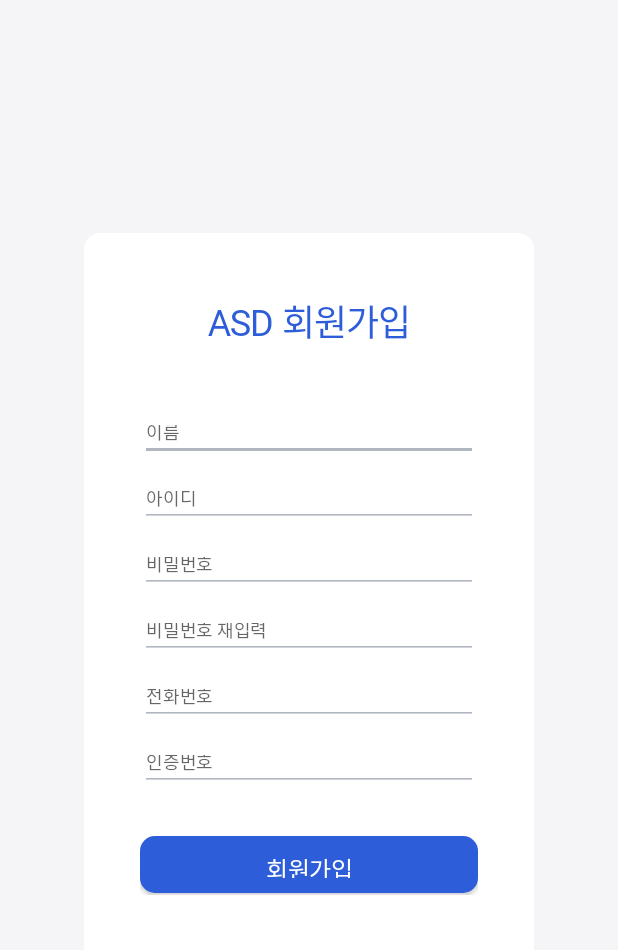
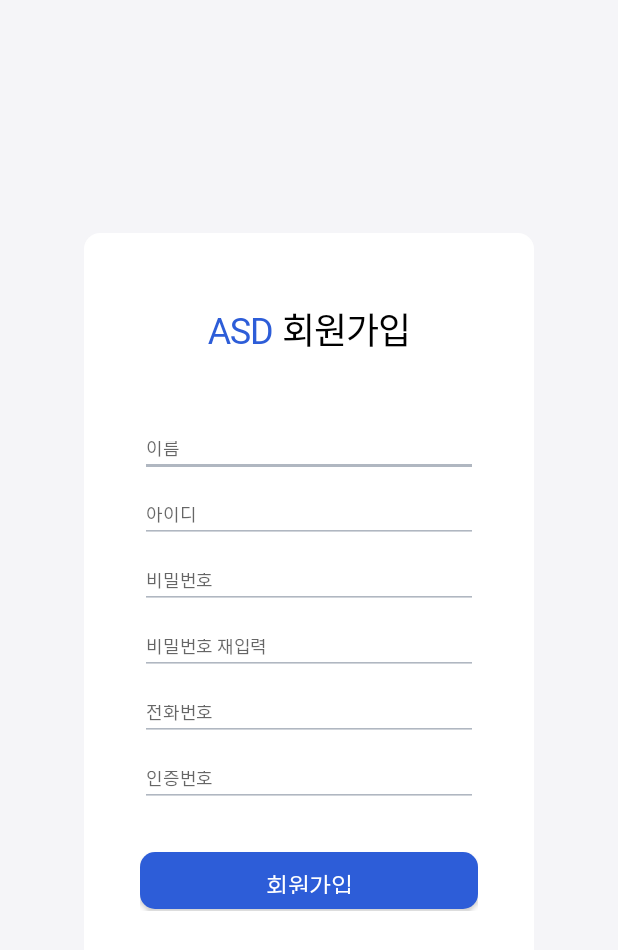
Before and after one commit to implude/asd_front, an Android app: the Register screen opened directly, with no data from a screen before it, on a phone screen of 412 x 824 dp. Shown: the top 950 px of the screen. Run offline under Robolectric (Android 15) with nearby library versions, the phone set to English and light mode, and no system bars.

Commit message:
register_page 보수

```diff
--- a/app/src/main/java/com/example/asd/Register.kt
+++ b/app/src/main/java/com/example/asd/Register.kt
@@ -1,11 +1,25 @@
 package com.example.asd
 
+import android.graphics.Color
 import android.os.Bundle
+import android.text.Spannable
+import android.widget.TextView
 import androidx.appcompat.app.AppCompatActivity
+import android.text.SpannableString
+import android.text.style.ForegroundColorSpan
+
 
 class Register :AppCompatActivity() {
     override fun onCreate(savedInstanceState: Bundle?) {
         super.onCreate(savedInstanceState)
         setContentView(R.layout.register)
+
+        val register_title = findViewById<TextView>(R.id.RegisterTitle)
+
+        val str1 = "ASD"
+        val str2 = " 회원가입"
+        val spannable = SpannableString("$str1$str2")
+        spannable.setSpan(ForegroundColorSpan(Color.parseColor("#000000")), str1.length, str1.length + str2.length, Spannable.SPAN_EXCLUSIVE_EXCLUSIVE)
+        register_title.setText(spannable, TextView.BufferType.SPANNABLE)
     }
 }
--- a/app/src/main/res/layout/register.xml
+++ b/app/src/main/res/layout/register.xml
@@ -15,14 +15,16 @@
         app:layout_constraintBottom_toBottomOf="parent">
         <TextView
             android:id="@+id/RegisterTitle"
-            android:layout_width="match_parent"
+            android:layout_width="0dp"
             android:layout_height="0dp"
-            app:layout_constraintHeight_percent="0.23"
+            app:layout_constraintHeight_percent="0.25"
             android:text="ASD 회원가입"
             android:textColor="@color/blue2"
             android:gravity="center|center_vertical"
             style="@style/Text1_bold"
-            app:layout_constraintTop_toTopOf="parent"/>
+            app:layout_constraintTop_toTopOf="parent"
+            app:layout_constraintRight_toRightOf="parent"
+            app:layout_constraintLeft_toLeftOf="parent"/>
         <androidx.constraintlayout.widget.ConstraintLayout
             android:layout_width="0dp"
             android:layout_height="0dp"
```
